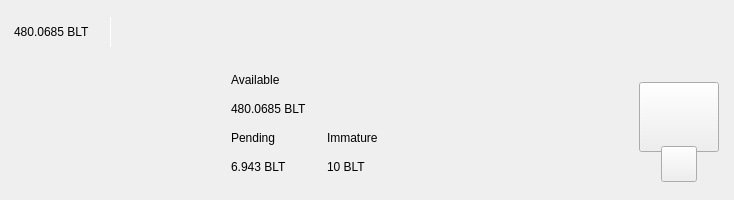
billetcoin/blt, file src/qt/billetcoin/forms/topbar.ui: the form before one commit.
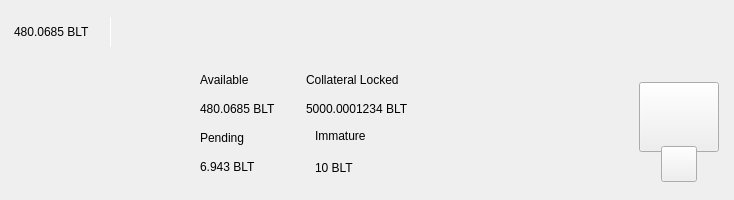
The form after the commit. Custom widgets are drawn as their Qt base class.

Commit message: Implementate timelock of masternode collateral for 1 year

```diff
--- a/src/qt/billetcoin/forms/topbar.ui
+++ b/src/qt/billetcoin/forms/topbar.ui
@@ -387,7 +387,9 @@
               <number>30</number>
              </property>
              <item>
-              <layout class="QVBoxLayout" name="verticalLayout_2">
+              <layout class="QHBoxLayout" name="horizontalLayout">
+               <item>
+                <layout class="QVBoxLayout" name="verticalLayout">
                <item>
                 <widget class="QLabel" name="labelTitle1">
                  <property name="text">
@@ -405,6 +407,42 @@
               </layout>
              </item>
              <item>
+                <spacer name="horizontalSpacer_3">
+                 <property name="orientation">
+                  <enum>Qt::Horizontal</enum>
+                 </property>
+                 <property name="sizeType">
+                  <enum>QSizePolicy::Fixed</enum>
+                 </property>
+                 <property name="sizeHint" stdset="0">
+                  <size>
+                   <width>30</width>
+                   <height>20</height>
+                  </size>
+                 </property>
+                </spacer>
+               </item>
+               <item>
+                <layout class="QVBoxLayout" name="verticalLayout_2">
+                 <item>
+                  <widget class="QLabel" name="labelTitle5">
+                   <property name="text">
+                    <string>Collateral Locked</string>
+                   </property>
+                  </widget>
+                 </item>
+                 <item>
+                  <widget class="QLabel" name="labelAmountCollateral">
+                   <property name="text">
+                    <string>5000.0001234 BLT</string>
+                   </property>
+                  </widget>
+                 </item>
+                </layout>
+               </item>
+              </layout>
+             </item>
+             <item>
               <layout class="QHBoxLayout" name="horizontalLayout_2">
                <property name="spacing">
                 <number>0</number>
@@ -428,7 +466,7 @@
                 </layout>
                </item>
                <item>
-                <spacer name="horizontalSpacer_3">
+                <spacer name="horizontalSpacer_5">
                  <property name="orientation">
                   <enum>Qt::Horizontal</enum>
                  </property>
@@ -437,7 +475,7 @@
                  </property>
                  <property name="sizeHint" stdset="0">
                   <size>
-                   <width>40</width>
+                   <width>20</width>
                    <height>20</height>
                   </size>
                  </property>
@@ -445,6 +483,15 @@
                </item>
                <item>
                 <layout class="QVBoxLayout" name="verticalLayout_4">
+                 <property name="spacing">
+                  <number>6</number>
+                 </property>
+                 <property name="leftMargin">
+                  <number>0</number>
+                 </property>
+                 <property name="rightMargin">
+                  <number>0</number>
+                 </property>
                  <item>
                   <widget class="QLabel" name="labelTitle4">
                    <property name="text">
```
Lines whose indentation alone changed are shown as unchanged. The commit also changes 18 other files.
